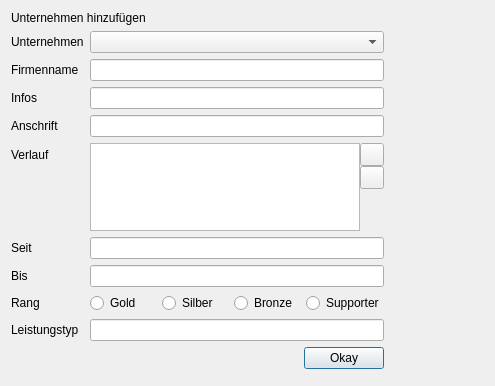
Qt form company.ui (green-lion-racing/glr-database) before a commit.
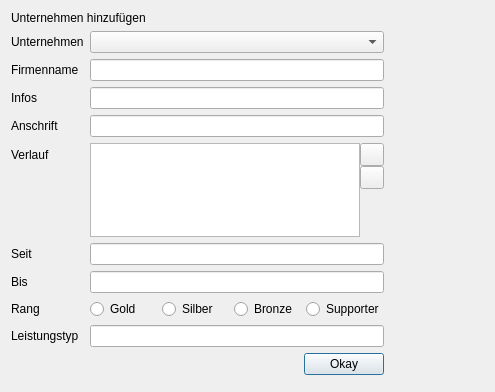
The same form after that commit. Icons and pictures are not drawn.

Patch:
```diff
--- a/company.ui
+++ b/company.ui
@@ -7,7 +7,7 @@
     <x>0</x>
     <y>0</y>
     <width>495</width>
-    <height>386</height>
+    <height>392</height>
    </rect>
   </property>
   <property name="windowTitle">
```
Left out of the diff: 6 changed lines with no effect on the pictures.
